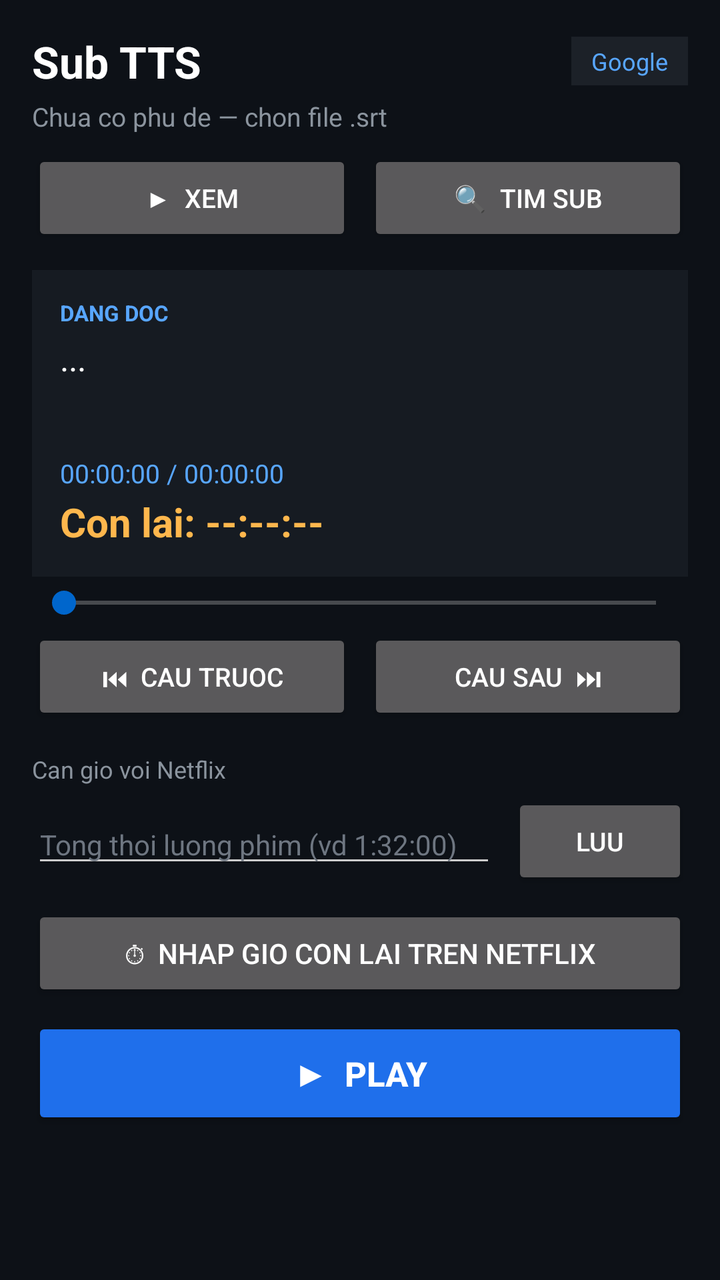
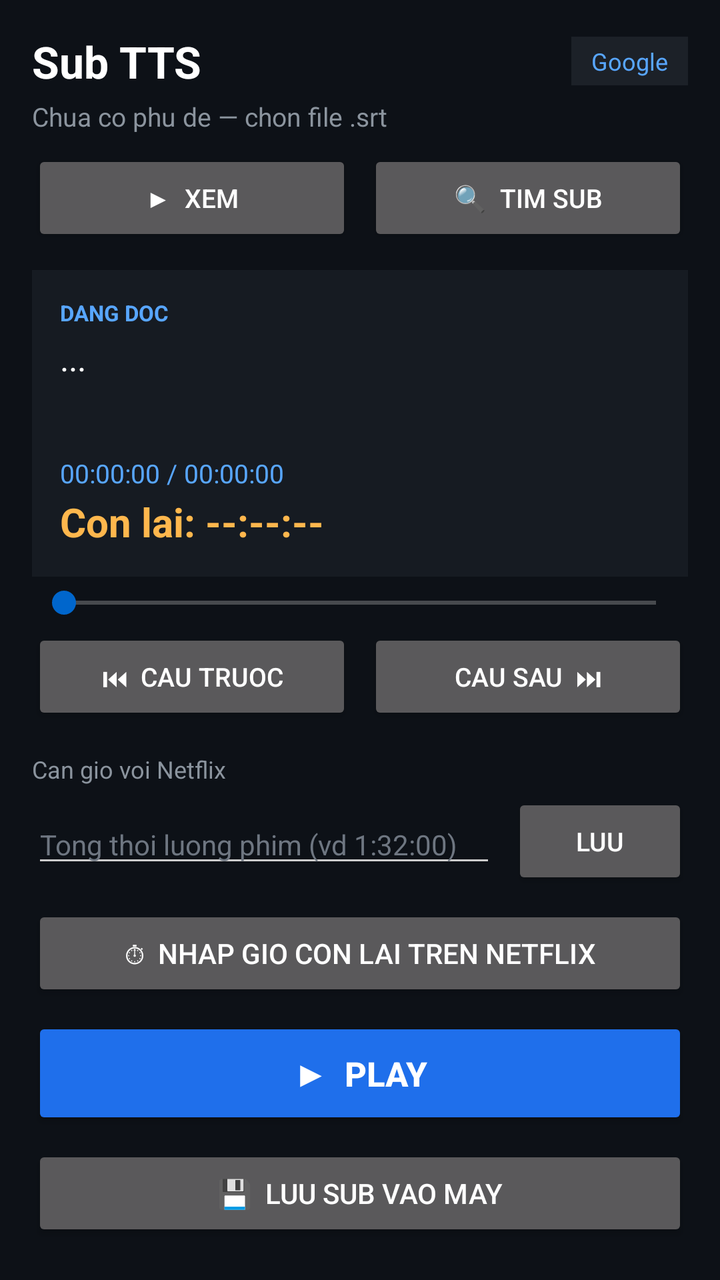

Screens rendered from an Android XML layout before and after an edit, with the pre-edit source and the edit as a unified diff.
<!-- AndroidManifest.xml: application theme Theme.WebTTS -->
<!-- res/layout/activity_main.xml -->
<?xml version="1.0" encoding="utf-8"?>
<ScrollView xmlns:android="http://schemas.android.com/apk/res/android"
    android:layout_width="match_parent"
    android:layout_height="match_parent"
    android:background="#0D1117"
    android:fillViewport="true">

    <LinearLayout
        android:layout_width="match_parent"
        android:layout_height="wrap_content"
        android:orientation="vertical"
        android:padding="16dp">

        
        <LinearLayout
            android:layout_width="match_parent"
            android:layout_height="wrap_content"
            android:gravity="center_vertical"
            android:orientation="horizontal">

            <TextView
                android:layout_width="0dp"
                android:layout_height="wrap_content"
                android:layout_weight="1"
                android:text="Sub TTS"
                android:textColor="#FFFFFF"
                android:textSize="22sp"
                android:textStyle="bold" />

            <TextView
                android:id="@+id/tvVoiceBadge"
                android:layout_width="wrap_content"
                android:layout_height="wrap_content"
                android:background="#1C2128"
                android:paddingLeft="10dp"
                android:paddingRight="10dp"
                android:paddingTop="4dp"
                android:paddingBottom="4dp"
                android:text="Google"
                android:textColor="#58A6FF"
                android:textSize="12sp" />
        </LinearLayout>

        <TextView
            android:id="@+id/tvStatus"
            android:layout_width="wrap_content"
            android:layout_height="wrap_content"
            android:layout_marginTop="4dp"
            android:text="Chua co phu de — chon file .srt"
            android:textColor="#8B949E"
            android:textSize="13sp" />

        
        <LinearLayout
            android:layout_width="match_parent"
            android:layout_height="wrap_content"
            android:layout_marginTop="8dp"
            android:orientation="horizontal">

            <Button
                android:id="@+id/btnTabWatch"
                android:layout_width="0dp"
                android:layout_height="wrap_content"
                android:layout_weight="1"
                android:text="▶  Xem"
                android:textSize="13sp" />

            <Button
                android:id="@+id/btnTabSearch"
                android:layout_width="0dp"
                android:layout_height="wrap_content"
                android:layout_marginStart="8dp"
                android:layout_weight="1"
                android:text="🔍  Tim sub"
                android:textSize="13sp" />
        </LinearLayout>

        
        <LinearLayout
            android:id="@+id/paneWatch"
            android:layout_width="match_parent"
            android:layout_height="wrap_content"
            android:orientation="vertical">

        
        <LinearLayout
            android:layout_width="match_parent"
            android:layout_height="wrap_content"
            android:layout_marginTop="12dp"
            android:background="#161B22"
            android:orientation="vertical"
            android:padding="14dp">

            <TextView
                android:layout_width="wrap_content"
                android:layout_height="wrap_content"
                android:text="DANG DOC"
                android:textColor="#58A6FF"
                android:textSize="11sp"
                android:textStyle="bold" />

            <TextView
                android:id="@+id/tvCue"
                android:layout_width="match_parent"
                android:layout_height="wrap_content"
                android:layout_marginTop="4dp"
                android:minHeight="56dp"
                android:maxLines="4"
                android:ellipsize="end"
                android:text="..."
                android:textColor="#FFFFFF"
                android:textSize="17sp" />

            <TextView
                android:id="@+id/tvTime"
                android:layout_width="wrap_content"
                android:layout_height="wrap_content"
                android:layout_marginTop="4dp"
                android:text="00:00:00 / 00:00:00"
                android:textColor="#58A6FF"
                android:textSize="13sp" />

            <TextView
                android:id="@+id/tvRemain"
                android:layout_width="wrap_content"
                android:layout_height="wrap_content"
                android:layout_marginTop="2dp"
                android:text="Con lai: --:--:--"
                android:textColor="#FFB74D"
                android:textSize="20sp"
                android:textStyle="bold" />
        </LinearLayout>

        <SeekBar
            android:id="@+id/seekPos"
            android:layout_width="match_parent"
            android:layout_height="wrap_content"
            android:layout_marginTop="4dp"
            android:max="1000" />

        
        <LinearLayout
            android:layout_width="match_parent"
            android:layout_height="wrap_content"
            android:layout_marginTop="4dp"
            android:orientation="horizontal">

            <Button
                android:id="@+id/btnPrevCue"
                android:layout_width="0dp"
                android:layout_height="wrap_content"
                android:layout_weight="1"
                android:text="⏮  Cau truoc"
                android:textSize="13sp" />

            <Button
                android:id="@+id/btnNextCue"
                android:layout_width="0dp"
                android:layout_height="wrap_content"
                android:layout_marginStart="8dp"
                android:layout_weight="1"
                android:text="Cau sau  ⏭"
                android:textSize="13sp" />
        </LinearLayout>

        
        <TextView
            android:layout_width="wrap_content"
            android:layout_height="wrap_content"
            android:layout_marginTop="14dp"
            android:text="Can gio voi Netflix"
            android:textColor="#8B949E"
            android:textSize="12sp" />

        <LinearLayout
            android:layout_width="match_parent"
            android:layout_height="wrap_content"
            android:layout_marginTop="4dp"
            android:gravity="center_vertical"
            android:orientation="horizontal">

            <EditText
                android:id="@+id/etTotalLen"
                android:layout_width="0dp"
                android:layout_height="wrap_content"
                android:layout_weight="1"
                android:hint="Tong thoi luong phim (vd 1:32:00)"
                android:inputType="text"
                android:textColor="#FFFFFF"
                android:textColorHint="#6E7681"
                android:textSize="14sp" />

            <Button
                android:id="@+id/btnSetTotal"
                android:layout_width="wrap_content"
                android:layout_height="wrap_content"
                android:layout_marginStart="8dp"
                android:text="Luu"
                android:textSize="13sp" />
        </LinearLayout>

        <Button
            android:id="@+id/btnJumpRemain"
            android:layout_width="match_parent"
            android:layout_height="wrap_content"
            android:layout_marginTop="8dp"
            android:text="⏱  Nhap gio con lai tren Netflix"
            android:textSize="14sp" />

        
        <Button
            android:id="@+id/btnPlayPause"
            android:layout_width="match_parent"
            android:layout_height="56dp"
            android:layout_marginTop="8dp"
            android:backgroundTint="#1F6FEB"
            android:text="▶  Play"
            android:textSize="17sp"
            android:textStyle="bold" />

        </LinearLayout>

        
        <LinearLayout
            android:id="@+id/paneSearch"
            android:layout_width="match_parent"
            android:layout_height="wrap_content"
            android:orientation="vertical"
            android:visibility="gone">

        
        <Button
            android:id="@+id/btnPickSrt"
            android:layout_width="match_parent"
            android:layout_height="wrap_content"
            android:layout_marginTop="8dp"
            android:text="📁  Chon file phu de (.srt)"
            android:textSize="14sp" />

        
        <LinearLayout
            android:layout_width="match_parent"
            android:layout_height="wrap_content"
            android:layout_marginTop="8dp"
            android:orientation="horizontal">

            <Button
                android:id="@+id/btnSubSearch"
                android:layout_width="0dp"
                android:layout_height="wrap_content"
                android:layout_weight="1"
                android:text="🔍  Tim sub online"
                android:textSize="13sp" />

            <Button
                android:id="@+id/btnSubSettings"
                android:layout_width="0dp"
                android:layout_height="wrap_content"
                android:layout_marginStart="8dp"
                android:layout_weight="1"
                android:text="🔑  Key sub"
                android:textSize="13sp" />
        </LinearLayout>

        
        <LinearLayout
            android:layout_width="match_parent"
            android:layout_height="wrap_content"
            android:layout_marginTop="8dp"
            android:orientation="horizontal">

            <Button
                android:id="@+id/btnBackup"
                android:layout_width="0dp"
                android:layout_height="wrap_content"
                android:layout_weight="1"
                android:text="💾  Sao luu"
                android:textSize="13sp" />

            <Button
                android:id="@+id/btnRestore"
                android:layout_width="0dp"
                android:layout_height="wrap_content"
                android:layout_marginStart="8dp"
                android:layout_weight="1"
                android:text="📥  Khoi phuc"
                android:textSize="13sp" />
        </LinearLayout>

        </LinearLayout>

        
        <LinearLayout
            android:id="@+id/paneSetup"
            android:layout_width="match_parent"
            android:layout_height="wrap_content"
            android:orientation="vertical"
            android:visibility="gone">

        

        
        <Button
            android:id="@+id/btnSleep"
            android:layout_width="match_parent"
            android:layout_height="wrap_content"
            android:layout_marginTop="8dp"
            android:text="⏾  Hen gio tat: Tat"
            android:textSize="14sp" />

        
        <TextView
            android:layout_width="wrap_content"
            android:layout_height="wrap_content"
            android:layout_marginTop="14dp"
            android:text="Giong doc"
            android:textColor="#8B949E"
            android:textSize="12sp" />

        <LinearLayout
            android:layout_width="match_parent"
            android:layout_height="wrap_content"
            android:layout_marginTop="4dp"
            android:orientation="horizontal">

            <Button
                android:id="@+id/btnVoiceGoogle"
                android:layout_width="0dp"
                android:layout_height="wrap_content"
                android:layout_weight="1"
                android:text="Google\n(offline)"
                android:textSize="13sp" />

            <Button
                android:id="@+id/btnVoiceHoaiMy"
                android:layout_width="0dp"
                android:layout_height="wrap_content"
                android:layout_marginStart="8dp"
                android:layout_weight="1"
                android:text="HoaiMy\n(online)"
                android:textSize="13sp" />

            <Button
                android:id="@+id/btnVoiceNamMinh"
                android:layout_width="0dp"
                android:layout_height="wrap_content"
                android:layout_marginStart="8dp"
                android:layout_weight="1"
                android:text="NamMinh\n(online)"
                android:textSize="13sp" />
        </LinearLayout>

        
        <TextView
            android:layout_width="wrap_content"
            android:layout_height="wrap_content"
            android:layout_marginTop="14dp"
            android:text="Toc do doc"
            android:textColor="#8B949E"
            android:textSize="12sp" />

        <LinearLayout
            android:layout_width="match_parent"
            android:layout_height="wrap_content"
            android:gravity="center_vertical"
            android:orientation="horizontal">

            <SeekBar
                android:id="@+id/seekRate"
                android:layout_width="0dp"
                android:layout_height="wrap_content"
                android:layout_weight="1"
                android:max="200"
                android:progress="50" />

            <TextView
                android:id="@+id/tvRate"
                android:layout_width="wrap_content"
                android:layout_height="wrap_content"
                android:layout_marginStart="8dp"
                android:text="1.0x"
                android:textColor="#FFFFFF"
                android:textSize="14sp"
                android:textStyle="bold" />
        </LinearLayout>

        
        <TextView
            android:layout_width="wrap_content"
            android:layout_height="wrap_content"
            android:layout_marginTop="10dp"
            android:text="Am luong giong doc"
            android:textColor="#8B949E"
            android:textSize="12sp" />

        <LinearLayout
            android:layout_width="match_parent"
            android:layout_height="wrap_content"
            android:gravity="center_vertical"
            android:orientation="horizontal">

            <SeekBar
                android:id="@+id/seekTtsVol"
                android:layout_width="0dp"
                android:layout_height="wrap_content"
                android:layout_weight="1"
                android:max="100"
                android:progress="100" />

            <TextView
                android:id="@+id/tvTtsVol"
                android:layout_width="wrap_content"
                android:layout_height="wrap_content"
                android:layout_marginStart="8dp"
                android:text="100%"
                android:textColor="#FFFFFF"
                android:textSize="14sp"
                android:textStyle="bold" />
        </LinearLayout>

        
        <TextView
            android:layout_width="wrap_content"
            android:layout_height="wrap_content"
            android:layout_marginTop="10dp"
            android:text="Co chu cau dang doc"
            android:textColor="#8B949E"
            android:textSize="12sp" />

        <LinearLayout
            android:layout_width="match_parent"
            android:layout_height="wrap_content"
            android:gravity="center_vertical"
            android:orientation="horizontal">

            <SeekBar
                android:id="@+id/seekCueSize"
                android:layout_width="0dp"
                android:layout_height="wrap_content"
                android:layout_weight="1"
                android:max="18"
                android:progress="5" />

            <TextView
                android:id="@+id/tvCueSize"
                android:layout_width="wrap_content"
                android:layout_height="wrap_content"
                android:layout_marginStart="8dp"
                android:text="17"
                android:textColor="#FFFFFF"
                android:textSize="14sp"
                android:textStyle="bold" />
        </LinearLayout>

        
        <LinearLayout
            android:layout_width="match_parent"
            android:layout_height="wrap_content"
            android:layout_marginTop="14dp"
            android:orientation="horizontal">

            <Button
                android:id="@+id/btnFloat"
                android:layout_width="0dp"
                android:layout_height="wrap_content"
                android:layout_weight="1"
                android:text="🫧  Nut noi"
                android:textSize="13sp" />

            <Button
                android:id="@+id/btnClearCache"
                android:layout_width="0dp"
                android:layout_height="wrap_content"
                android:layout_marginStart="8dp"
                android:layout_weight="1"
                android:text="Xoa cache"
                android:textSize="13sp" />
        </LinearLayout>

        
        <Button
            android:id="@+id/btnExit"
            android:layout_width="match_parent"
            android:layout_height="wrap_content"
            android:layout_marginTop="8dp"
            android:backgroundTint="#A40E26"
            android:text="⏻  Thoat app (tat chay nen)"
            android:textSize="14sp"
            android:textStyle="bold" />

        <TextView
            android:layout_width="match_parent"
            android:layout_height="wrap_content"
            android:layout_marginTop="12dp"
            android:text="Cach dung: chon .srt → Play → thoat sang app Netflix xem. Dieu khien nhanh bang nut noi mo 30% tren man hinh Netflix."
            android:textColor="#6E7681"
            android:textSize="12sp" />

        </LinearLayout>

    </LinearLayout>
</ScrollView>
<!-- resources referenced by this layout -->
<resources>
  <style name="Theme.WebTTS" parent="Theme.AppCompat.NoActionBar">
          <item name="colorPrimary">#0066CC</item>
          <item name="colorPrimaryDark">#004C99</item>
          <item name="colorAccent">#0066CC</item>
          <item name="android:windowBackground">#111111</item>
          <item name="android:textColorPrimary">#FFFFFF</item>
          <item name="android:textColorSecondary">#CCCCCC</item>
          <item name="alertDialogTheme">@style/Theme.WebTTS.Dialog</item>
      </style>
  <style name="Theme.WebTTS.Dialog" parent="Theme.AppCompat.Dialog.Alert">
          <item name="colorPrimary">#0066CC</item>
          <item name="colorAccent">#0066CC</item>
          <item name="android:windowBackground">#222222</item>
          <item name="android:textColorPrimary">#FFFFFF</item>
          <item name="android:textColorSecondary">#CCCCCC</item>
      </style>
</resources>

<!-- the commit's change to res/layout/activity_main.xml (unified diff, before → after) -->
@@ -218,6 +218,15 @@
             android:textSize="17sp"
             android:textStyle="bold" />
 
+        
+        <Button
+            android:id="@+id/btnSaveSub"
+            android:layout_width="match_parent"
+            android:layout_height="wrap_content"
+            android:layout_marginTop="8dp"
+            android:text="💾  Luu sub vao may"
+            android:textSize="14sp" />
+
         </LinearLayout>
 
         
